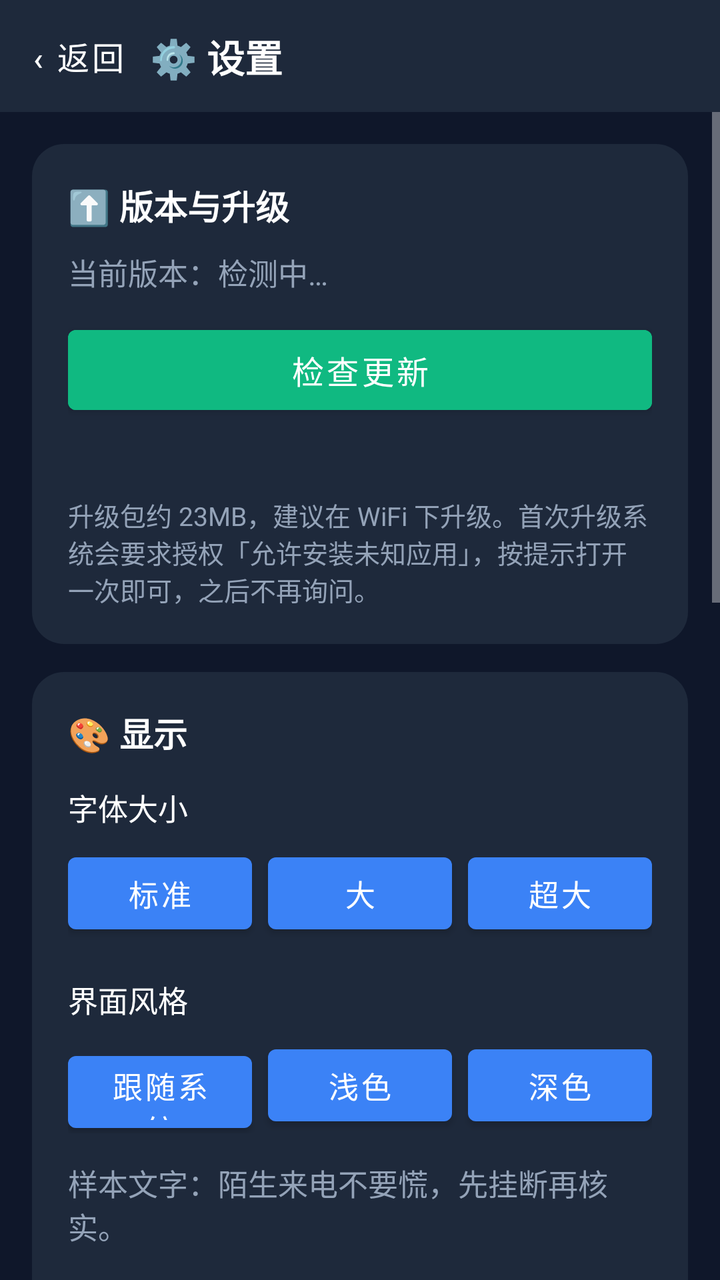
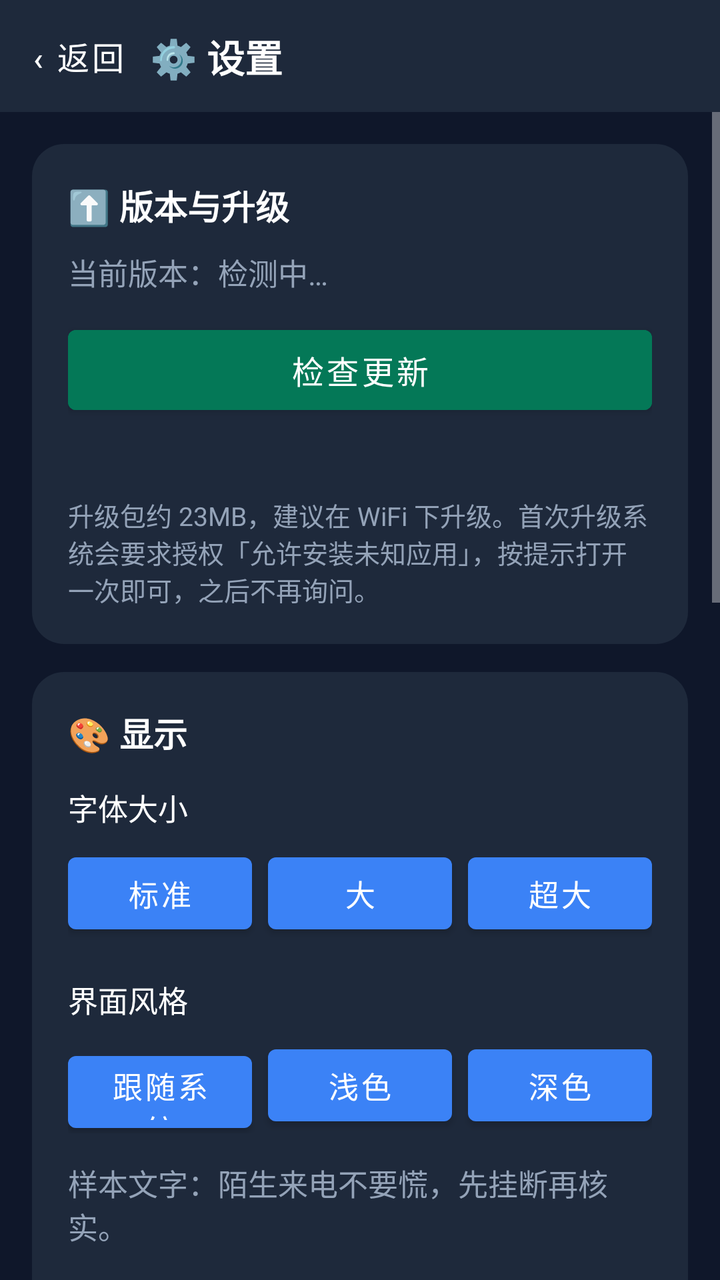

Before-and-after screenshots of an Android layout around one commit, followed by the original layout XML and the change that was made.
<!-- AndroidManifest.xml: application theme Theme.AntiFraudGuard -->
<!-- res/layout/activity_app_settings.xml -->
<?xml version="1.0" encoding="utf-8"?>
<LinearLayout xmlns:android="http://schemas.android.com/apk/res/android"
    android:layout_width="match_parent"
    android:layout_height="match_parent"
    android:orientation="vertical"
    android:background="?attr/appBg">

    
    <LinearLayout
        android:layout_width="match_parent"
        android:layout_height="56dp"
        android:orientation="horizontal"
        android:gravity="center_vertical"
        android:background="?attr/appCard"
        android:paddingStart="8dp"
        android:paddingEnd="16dp">

        <Button
            android:id="@+id/btn_back"
            android:layout_width="wrap_content"
            android:layout_height="44dp"
            android:text="‹ 返回"
            android:textSize="16sp"
            android:textColor="?attr/appText"
            android:background="@android:color/transparent"
            android:minWidth="0dp"
            android:paddingStart="8dp"
            android:paddingEnd="12dp" />

        <TextView
            android:layout_width="0dp"
            android:layout_height="wrap_content"
            android:layout_weight="1"
            android:text="⚙️ 设置"
            android:textColor="?attr/appText"
            android:textSize="19sp"
            android:textStyle="bold"
            android:singleLine="true"
            android:ellipsize="end" />
    </LinearLayout>

    <ScrollView
        android:layout_width="match_parent"
        android:layout_height="0dp"
        android:layout_weight="1">

        <LinearLayout
            android:layout_width="match_parent"
            android:layout_height="wrap_content"
            android:orientation="vertical"
            android:padding="16dp"
            android:paddingBottom="32dp">

            
            <LinearLayout
                android:layout_width="match_parent"
                android:layout_height="wrap_content"
                android:orientation="vertical"
                android:background="@drawable/bg_card_theme"
                android:padding="18dp">

                <TextView
                    android:layout_width="wrap_content"
                    android:layout_height="wrap_content"
                    android:text="⬆️ 版本与升级"
                    android:textColor="?attr/appText"
                    android:textSize="17sp"
                    android:textStyle="bold" />

                <TextView
                    android:id="@+id/tv_app_version"
                    android:layout_width="match_parent"
                    android:layout_height="wrap_content"
                    android:text="当前版本：检测中…"
                    android:textColor="?attr/appTextDim"
                    android:textSize="15sp"
                    android:layout_marginTop="10dp" />

                <Button
                    android:id="@+id/btn_check_update"
                    android:layout_width="match_parent"
                    android:layout_height="52dp"
                    android:text="检查更新"
                    android:textSize="16sp"
                    android:textColor="#FFFFFF"
                    android:backgroundTint="#10B981"
                    android:layout_marginTop="12dp" />

                <TextView
                    android:id="@+id/tv_update_status"
                    android:layout_width="match_parent"
                    android:layout_height="wrap_content"
                    android:text=""
                    android:textColor="?attr/appTextDim"
                    android:textSize="14sp"
                    android:layout_marginTop="10dp" />

                <TextView
                    android:layout_width="match_parent"
                    android:layout_height="wrap_content"
                    android:text="升级包约 23MB，建议在 WiFi 下升级。首次升级系统会要求授权「允许安装未知应用」，按提示打开一次即可，之后不再询问。"
                    android:textColor="?attr/appTextDim"
                    android:textSize="13sp"
                    android:layout_marginTop="8dp" />
            </LinearLayout>

            
            <LinearLayout
                android:layout_width="match_parent"
                android:layout_height="wrap_content"
                android:orientation="vertical"
                android:background="@drawable/bg_card_theme"
                android:padding="18dp"
                android:layout_marginTop="14dp">

                <TextView
                    android:layout_width="wrap_content"
                    android:layout_height="wrap_content"
                    android:text="🎨 显示"
                    android:textColor="?attr/appText"
                    android:textSize="17sp"
                    android:textStyle="bold" />

                <TextView
                    android:layout_width="match_parent"
                    android:layout_height="wrap_content"
                    android:text="字体大小"
                    android:textColor="?attr/appText"
                    android:textSize="15sp"
                    android:layout_marginTop="14dp" />

                <LinearLayout
                    android:layout_width="match_parent"
                    android:layout_height="wrap_content"
                    android:orientation="horizontal"
                    android:layout_marginTop="8dp">

                    <Button
                        android:id="@+id/btn_font_standard"
                        android:layout_width="0dp"
                        android:layout_height="48dp"
                        android:layout_weight="1"
                        android:text="标准"
                        android:textSize="15sp" />

                    <Button
                        android:id="@+id/btn_font_large"
                        android:layout_width="0dp"
                        android:layout_height="48dp"
                        android:layout_weight="1"
                        android:text="大"
                        android:textSize="15sp"
                        android:layout_marginStart="8dp" />

                    <Button
                        android:id="@+id/btn_font_xlarge"
                        android:layout_width="0dp"
                        android:layout_height="48dp"
                        android:layout_weight="1"
                        android:text="超大"
                        android:textSize="15sp"
                        android:layout_marginStart="8dp" />
                </LinearLayout>

                <TextView
                    android:layout_width="match_parent"
                    android:layout_height="wrap_content"
                    android:text="界面风格"
                    android:textColor="?attr/appText"
                    android:textSize="15sp"
                    android:layout_marginTop="18dp" />

                <LinearLayout
                    android:layout_width="match_parent"
                    android:layout_height="wrap_content"
                    android:orientation="horizontal"
                    android:layout_marginTop="8dp">

                    <Button
                        android:id="@+id/btn_theme_system"
                        android:layout_width="0dp"
                        android:layout_height="48dp"
                        android:layout_weight="1"
                        android:text="跟随系统"
                        android:textSize="15sp" />

                    <Button
                        android:id="@+id/btn_theme_light"
                        android:layout_width="0dp"
                        android:layout_height="48dp"
                        android:layout_weight="1"
                        android:text="浅色"
                        android:textSize="15sp"
                        android:layout_marginStart="8dp" />

                    <Button
                        android:id="@+id/btn_theme_dark"
                        android:layout_width="0dp"
                        android:layout_height="48dp"
                        android:layout_weight="1"
                        android:text="深色"
                        android:textSize="15sp"
                        android:layout_marginStart="8dp" />
                </LinearLayout>

                
                <TextView
                    android:layout_width="match_parent"
                    android:layout_height="wrap_content"
                    android:text="样本文字：陌生来电不要慌，先挂断再核实。"
                    android:textColor="?attr/appTextDim"
                    android:textSize="15sp"
                    android:layout_marginTop="14dp" />

                <TextView
                    android:id="@+id/tv_display_status"
                    android:layout_width="match_parent"
                    android:layout_height="wrap_content"
                    android:text=""
                    android:textColor="?attr/appTextDim"
                    android:textSize="13sp"
                    android:layout_marginTop="6dp" />
            </LinearLayout>

            
            <LinearLayout
                android:layout_width="match_parent"
                android:layout_height="wrap_content"
                android:orientation="vertical"
                android:background="@drawable/bg_card_theme"
                android:padding="18dp"
                android:layout_marginTop="14dp">

                <TextView
                    android:layout_width="wrap_content"
                    android:layout_height="wrap_content"
                    android:text="👤 账号"
                    android:textColor="?attr/appText"
                    android:textSize="17sp"
                    android:textStyle="bold" />

                <Button
                    android:id="@+id/btn_change_phone"
                    android:layout_width="match_parent"
                    android:layout_height="52dp"
                    android:text="📱 修改手机号（换了新号码点这里）"
                    android:textSize="15sp"
                    android:layout_marginTop="12dp" />

                <Button
                    android:id="@+id/btn_switch_role"
                    android:layout_width="match_parent"
                    android:layout_height="52dp"
                    android:text="🔄 切换角色（老人端 / 子女端）"
                    android:textSize="15sp"
                    android:layout_marginTop="10dp" />

                <Button
                    android:id="@+id/btn_logout"
                    android:layout_width="match_parent"
                    android:layout_height="52dp"
                    android:text="🚪 退出登录（这台手机不再守护）"
                    android:textSize="15sp"
                    android:layout_marginTop="10dp" />
            </LinearLayout>

            
            <LinearLayout
                android:layout_width="match_parent"
                android:layout_height="wrap_content"
                android:orientation="vertical"
                android:background="@drawable/bg_card_theme"
                android:padding="18dp"
                android:layout_marginTop="14dp">

                <TextView
                    android:layout_width="wrap_content"
                    android:layout_height="wrap_content"
                    android:text="🔧 更多"
                    android:textColor="?attr/appText"
                    android:textSize="17sp"
                    android:textStyle="bold" />

                <Button
                    android:id="@+id/btn_guard_rules"
                    android:layout_width="match_parent"
                    android:layout_height="52dp"
                android:text="🛡️ 防护规则（资料 / 守护参数 / 健康自检）"
                    android:textSize="15sp"
                    android:layout_marginTop="12dp" />

                <Button
                    android:id="@+id/btn_health_check"
                    android:layout_width="match_parent"
                    android:layout_height="52dp"
                    android:text="🩺 守护健康自检"
                    android:textSize="15sp"
                    android:layout_marginTop="10dp" />

                <Button
                    android:id="@+id/btn_geofence"
                    android:layout_width="match_parent"
                    android:layout_height="52dp"
                    android:text="📍 电子围栏管理"
                    android:textSize="15sp"
                    android:layout_marginTop="10dp" />

                
                <Button
                    android:id="@+id/btn_ad_skip"
                    android:layout_width="match_parent"
                    android:layout_height="52dp"
                    android:text="🚫 拦截开屏广告"
                    android:textSize="15sp"
                    android:layout_marginTop="10dp"
                    android:visibility="gone" />
            </LinearLayout>

            
            <LinearLayout
                android:id="@+id/card_backend"
                android:layout_width="match_parent"
                android:layout_height="wrap_content"
                android:orientation="vertical"
                android:background="@drawable/bg_card_theme"
                android:padding="18dp"
                android:layout_marginTop="14dp">

                <TextView
                    android:layout_width="wrap_content"
                    android:layout_height="wrap_content"
                    android:text="🌐 后端连接"
                    android:textColor="?attr/appText"
                    android:textSize="17sp"
                    android:textStyle="bold" />

                <TextView
                    android:layout_width="match_parent"
                    android:layout_height="wrap_content"
                    android:text="连接地址（支持公网穿透/代理URL）："
                    android:textColor="?attr/appTextDim"
                    android:textSize="14sp"
                    android:layout_marginTop="10dp" />

                <EditText
                    android:id="@+id/et_server_url"
                    android:layout_width="match_parent"
                    android:layout_height="wrap_content"
                    android:hint="https://your-server.example.com"
                    android:textColor="?attr/appInputText"
                    android:textColorHint="?attr/appTextDim"
                    android:textSize="14sp"
                    android:inputType="textUri"
                    android:singleLine="true"
                    android:layout_marginTop="6dp" />

                <Button
                    android:id="@+id/btn_save_url"
                    android:layout_width="match_parent"
                    android:layout_height="52dp"
                    android:text="保存并测试连接后端"
                    android:textSize="15sp"
                    android:layout_marginTop="10dp" />

                <TextView
                    android:id="@+id/tv_backend_status"
                    android:layout_width="match_parent"
                    android:layout_height="wrap_content"
                    android:text="后端连接：未测试"
                    android:textColor="?attr/appTextDim"
                    android:textSize="14sp"
                    android:layout_marginTop="10dp" />
            </LinearLayout>

        </LinearLayout>
    </ScrollView>

</LinearLayout>
<!-- resources referenced by this layout -->
<resources>
  <!-- drawable bg_card_theme (drawable) -->
  <?xml version="1.0" encoding="utf-8"?>
  <shape xmlns:android="http://schemas.android.com/apk/res/android" android:shape="rectangle">
      <solid android:color="?attr/appCard" />
      <corners android:radius="16dp" />
  </shape>
  <style name="Theme.AntiFraudGuard" parent="Theme.MaterialComponents.NoActionBar">
          
          <item name="colorPrimary">@color/blue_500</item>
          <item name="colorPrimaryVariant">@color/blue_700</item>
          <item name="colorOnPrimary">@color/white</item>
          
          <item name="colorSecondary">@color/emerald_500</item>
          <item name="colorSecondaryVariant">@color/emerald_700</item>
          <item name="colorOnSecondary">@color/white</item>
  
          <item name="appBg">#0F172A</item>
          <item name="appCard">#1E293B</item>
          <item name="appCardAlt">#26314A</item>
          <item name="appText">#FFFFFF</item>
          <item name="appTextDim">#94A3B8</item>
          <item name="appDivider">#334155</item>
          <item name="appInputBg">#26314A</item>
          <item name="appInputText">#FFFFFF</item>
  
          
          <item name="appDangerBgSoft">#3F1A1E</item>
          <item name="appWarnBgSoft">#3A2E12</item>
          <item name="appWarnTextStrong">#FCD34D</item>
          <item name="appWarnTextDim">#D4B36A</item>
          <item name="appDangerTextStrong">#FCA5A5</item>
          <item name="appDangerTextDim">#DCA9A9</item>
  
          
          <item name="android:statusBarColor">#0F172A</item>
          <item name="android:windowBackground">#0F172A</item>
          <item name="android:navigationBarColor">#0F172A</item>
      </style>
  <color name="blue_500">#3B82F6</color>
  <color name="blue_700">#1D4ED8</color>
  <color name="white">#FFFFFFFF</color>
  <color name="emerald_500">#10B981</color>
  <color name="emerald_700">#047857</color>
</resources>

<!-- the commit's change to res/layout/activity_app_settings.xml (unified diff, before → after) -->
@@ -83,7 +83,7 @@
                     android:text="检查更新"
                     android:textSize="16sp"
                     android:textColor="#FFFFFF"
-                    android:backgroundTint="#10B981"
+                    android:backgroundTint="@color/emerald_700"
                     android:layout_marginTop="12dp" />
 
                 <TextView
